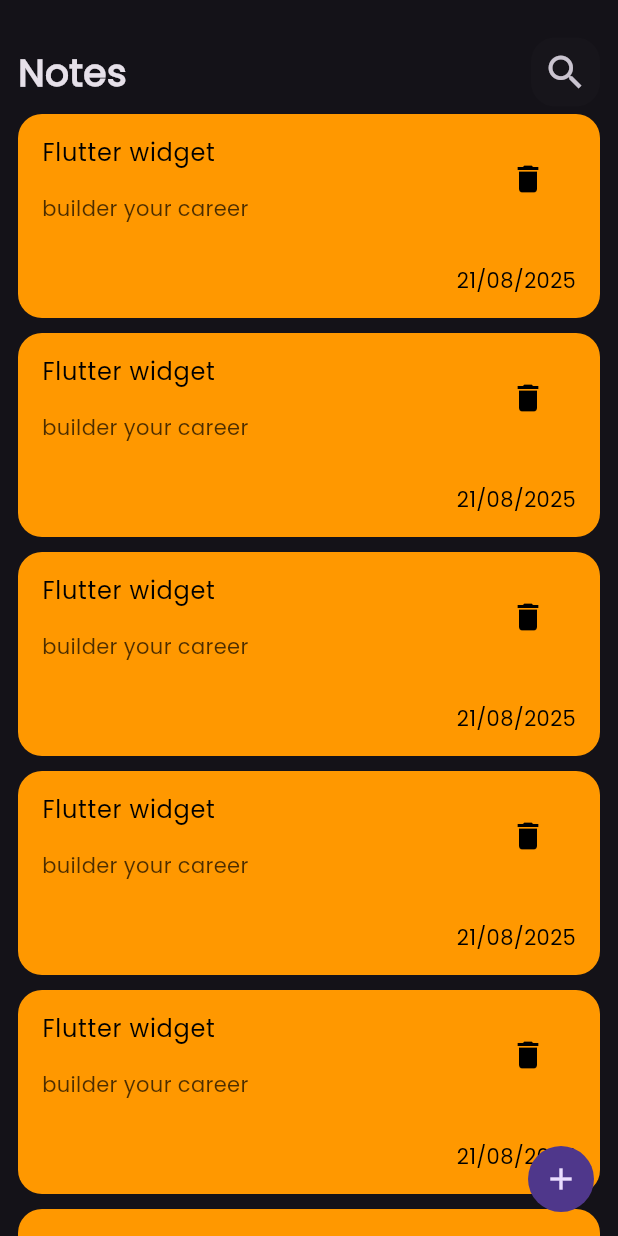
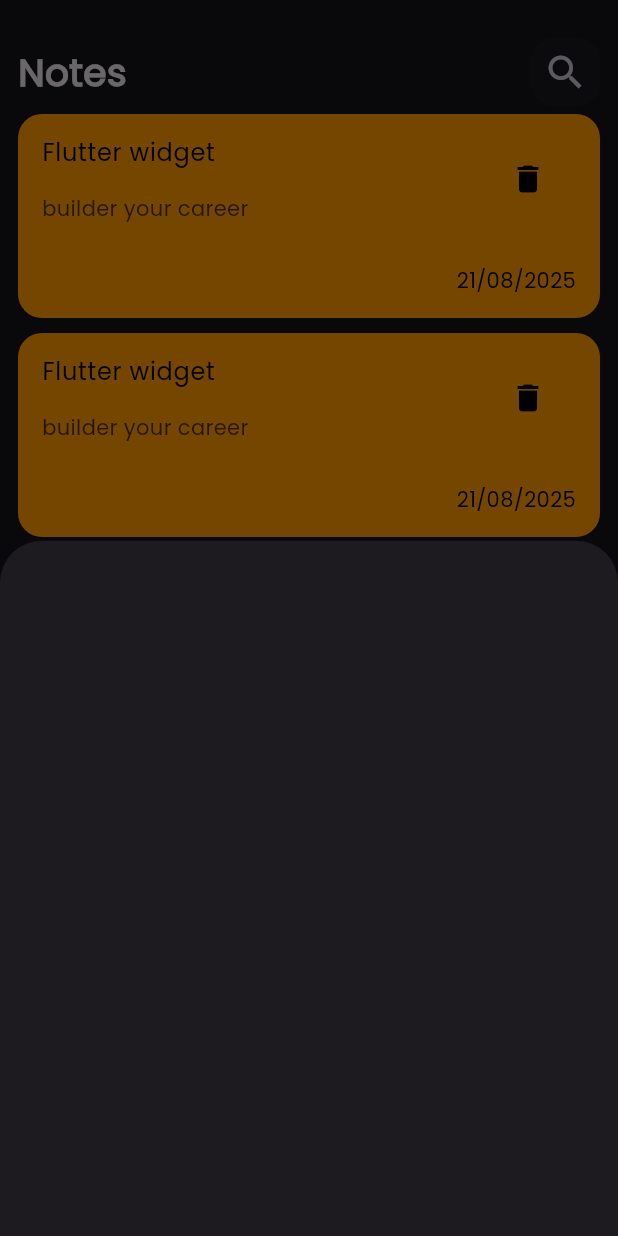
Before and after one commit to omar2071-code/NoteApp, a Flutter app: the screen it shows after launch, after a tap on the "add" icon, on a phone screen of 412 x 824 dp. Run offline on Flutter 3.47's test engine with Material 3 defaults, Android fonts, the phone set to English and light mode, and no system bars.

Commit message:
show model bottom sheet

```diff
--- a/lib/screens/note_screen.dart
+++ b/lib/screens/note_screen.dart
@@ -1,4 +1,5 @@
 import 'package:flutter/material.dart';
+import 'package:note_app/widgets/add_note_bottom_sheet.dart';
 import 'package:note_app/widgets/notes_screen_body.dart';
 
 class NoteHomeScreen extends StatelessWidget {
@@ -9,7 +10,17 @@ class NoteHomeScreen extends StatelessWidget {
     return Scaffold(
       floatingActionButton: CircleAvatar(
         radius: 22,
-        child: IconButton(onPressed: () {}, icon: Icon(Icons.add)),
+        child: IconButton(
+          onPressed: () {
+            showModalBottomSheet(
+              context: context,
+              builder: (context) {
+                return AddNoteBottomSheet();
+              },
+            );
+          },
+          icon: Icon(Icons.add),
+        ),
       ),
       body: NotesScreenBody(),
     );
--- /dev/null
+++ b/lib/widgets/add_note_bottom_sheet.dart
@@ -0,0 +1,10 @@
+import 'package:flutter/material.dart';
+
+class AddNoteBottomSheet extends StatelessWidget {
+  const AddNoteBottomSheet({super.key});
+
+  @override
+  Widget build(BuildContext context) {
+    return Container();
+  }
+}
--- a/lib/widgets/notes_list_view.dart
+++ b/lib/widgets/notes_list_view.dart
@@ -7,6 +7,7 @@ class NotesListView extends StatelessWidget {
   @override
   Widget build(BuildContext context) {
     return ListView.builder(
+      padding: EdgeInsets.zero,
       itemBuilder: (context, index) {
         return Padding(
           padding: const EdgeInsets.symmetric(vertical: 5),
```
